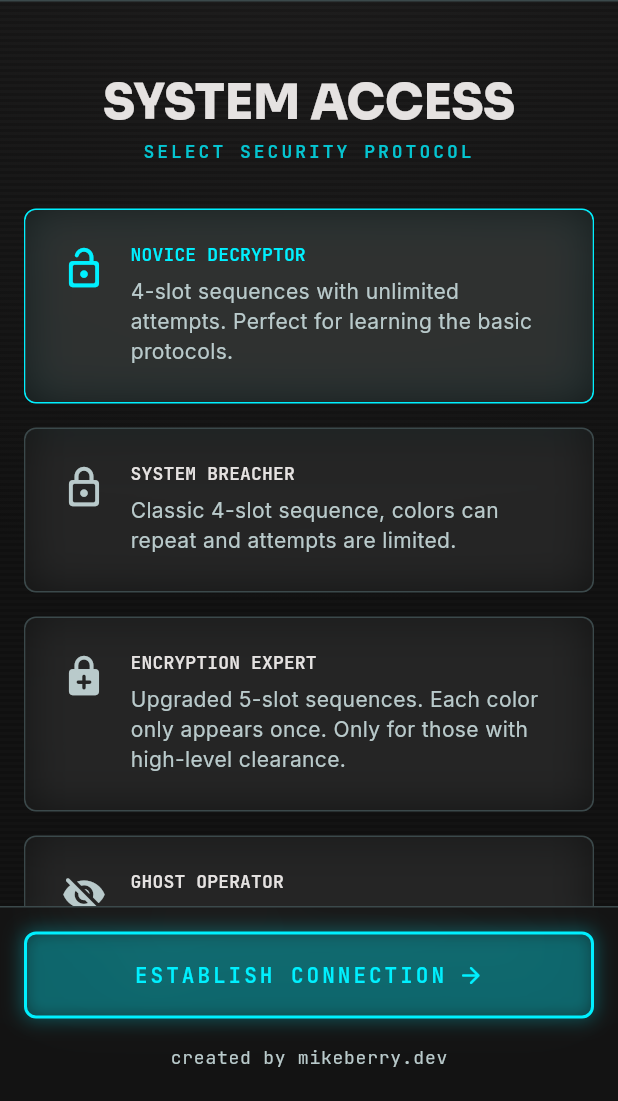
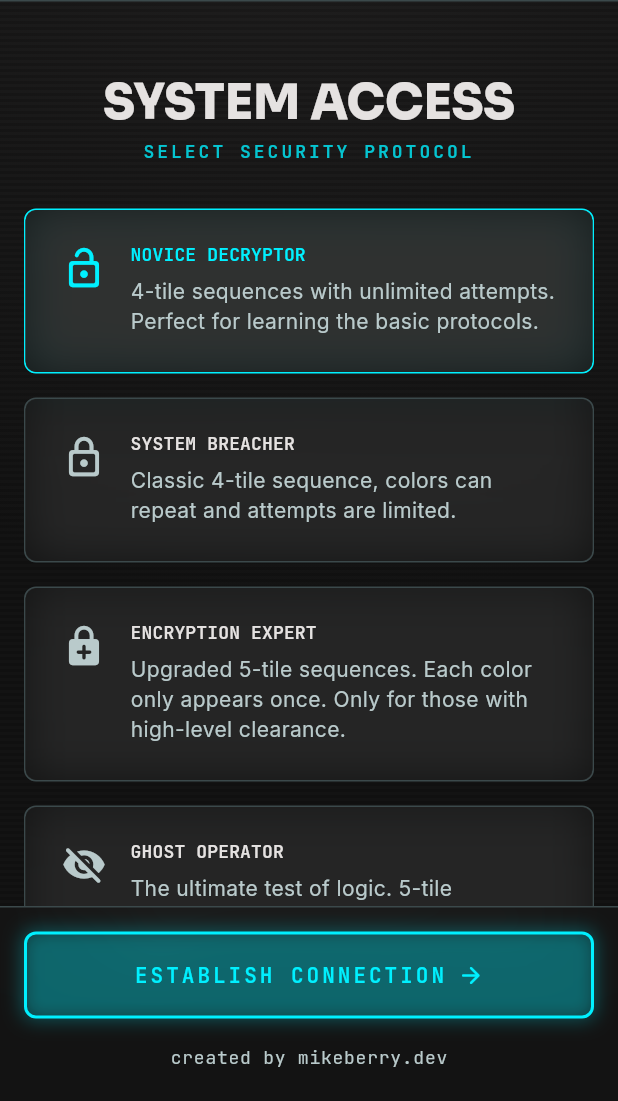
Before and after one commit to mikeberry99/colour-breaker, a Flutter app: the screen it shows after launch, on a phone screen of 412 x 824 dp, the part 135-1236 px from its top. Run offline on Flutter 3.47's test engine with Material 3 defaults, Android fonts, the phone set to English and light mode, and no system bars; our stand-ins replace flutter_riverpod, go_router, google_fonts; missing offline and left inert: dart:js_interop.

Commit message:
Changed from slots to tiles for colours. Autofocus fix for seed overlay

```diff
--- a/lib/features/game_board/domain/entities/security_protocol.dart
+++ b/lib/features/game_board/domain/entities/security_protocol.dart
@@ -22,13 +22,13 @@ extension SecurityProtocolExtension on SecurityProtocol {
   String get description {
     switch (this) {
       case SecurityProtocol.novice:
-        return '4-slot sequences with unlimited attempts. Perfect for learning the basic protocols.';
+        return '4-tile sequences with unlimited attempts. Perfect for learning the basic protocols.';
       case SecurityProtocol.breacher:
-        return 'Classic 4-slot sequence, colors can repeat and attempts are limited.';
+        return 'Classic 4-tile sequence, colors can repeat and attempts are limited.';
       case SecurityProtocol.expert:
-        return 'Upgraded 5-slot sequences. Each color only appears once. Only for those with high-level clearance.';
+        return 'Upgraded 5-tile sequences. Each color only appears once. Only for those with high-level clearance.';
       case SecurityProtocol.ghost:
-        return "The ultimate test of logic. 5-slot sequence, colors can repeat, 15-attempt limit.";
+        return "The ultimate test of logic. 5-tile sequence, colors can repeat, 15-attempt limit.";
     }
   }
 
--- a/lib/features/game_board/presentation/widgets/security_protocol_dialog.dart
+++ b/lib/features/game_board/presentation/widgets/security_protocol_dialog.dart
@@ -27,25 +27,25 @@ class SecurityProtocolDialog extends StatelessWidget {
     switch (protocol) {
       case SecurityProtocol.novice:
         return [
-          'Four slot sequence to guess from 6 potential colours',
+          'Four tile sequence to guess from 6 potential colours',
           'Each colour appears once in each sequence',
           'Unlimited attempts',
         ];
       case SecurityProtocol.breacher:
         return [
-          'Four slot sequence to guess from 6 potential colours',
+          'Four tile sequence to guess from 6 potential colours',
           'Each colour appears one or more times',
           '10 attempts to solve sequence',
         ];
       case SecurityProtocol.expert:
         return [
-          'Five slot sequence to guess from 6 potential colours',
+          'Five tile sequence to guess from 6 potential colours',
           'Each colour appears once in each sequence',
           '25 attempts to solve sequence',
         ];
       case SecurityProtocol.ghost:
         return [
-          'Five slot sequence to guess from 6 potential colours',
+          'Five tile sequence to guess from 6 potential colours',
           'Each colour appears one or more times',
           '15 attempts to solve sequence',
         ];
--- a/lib/features/level_selection/presentation/widgets/seed_entry_dialog.dart
+++ b/lib/features/level_selection/presentation/widgets/seed_entry_dialog.dart
@@ -89,6 +89,7 @@ class _SeedEntryDialogState extends ConsumerState<SeedEntryDialog> {
           ),
           const SizedBox(height: 16),
           TextField(
+            autofocus: true,
             controller: _controller,
             textCapitalization: TextCapitalization.characters,
             inputFormatters: [
```
Also changed, not shown: pubspec.lock.
